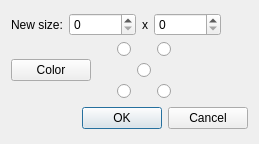
This is src/dialogs/padtosizedialog.ui in classicimageviewer/ClassicImageViewer as Qt 5 draws it before an edit. The edited form follows.
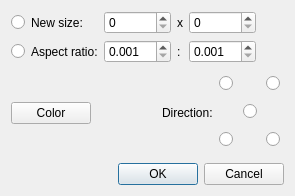
This is the edited form.

Commit message: Pad to size: add aspect ratio option

The edit to the form file:
```diff
--- a/src/dialogs/padtosizedialog.ui
+++ b/src/dialogs/padtosizedialog.ui
@@ -9,8 +9,8 @@
    <rect>
     <x>0</x>
     <y>0</y>
-    <width>259</width>
-    <height>144</height>
+    <width>295</width>
+    <height>196</height>
    </rect>
   </property>
   <property name="windowTitle">
@@ -30,37 +30,98 @@
    <item row="0" column="0">
     <layout class="QVBoxLayout" name="verticalLayout">
      <item>
-      <layout class="QHBoxLayout" name="horizontalLayout">
-       <item>
+      <layout class="QGridLayout" name="gridLayout_3">
+       <item row="0" column="2">
+        <widget class="QSpinBox" name="spinBoxWidth">
+         <property name="maximum">
+          <number>999999</number>
+         </property>
+        </widget>
+       </item>
+       <item row="0" column="5">
+        <spacer name="horizontalSpacer">
+         <property name="orientation">
+          <enum>Qt::Horizontal</enum>
+         </property>
+         <property name="sizeHint" stdset="0">
+          <size>
+           <width>40</width>
+           <height>20</height>
+          </size>
+         </property>
+        </spacer>
+       </item>
+       <item row="0" column="0">
+        <widget class="QRadioButton" name="radioButtonNewSize">
+         <property name="text">
+          <string/>
+         </property>
+        </widget>
+       </item>
+       <item row="0" column="1">
         <widget class="QLabel" name="labelNewSize">
          <property name="text">
           <string>New size:</string>
          </property>
         </widget>
        </item>
-       <item>
-        <widget class="QSpinBox" name="spinBoxWidth">
+       <item row="0" column="4">
+        <widget class="QSpinBox" name="spinBoxHeight">
          <property name="maximum">
           <number>999999</number>
          </property>
         </widget>
        </item>
-       <item>
+       <item row="0" column="3">
         <widget class="QLabel" name="labelX">
          <property name="text">
           <string>x</string>
          </property>
         </widget>
        </item>
-       <item>
-        <widget class="QSpinBox" name="spinBoxHeight">
-         <property name="maximum">
-          <number>999999</number>
+       <item row="1" column="0">
+        <widget class="QRadioButton" name="radioButtonAR">
+         <property name="text">
+          <string/>
          </property>
         </widget>
        </item>
-       <item>
-        <spacer name="horizontalSpacer">
+       <item row="1" column="1">
+        <widget class="QLabel" name="labelAR">
+         <property name="text">
+          <string>Aspect ratio:</string>
+         </property>
+        </widget>
+       </item>
+       <item row="1" column="2">
+        <widget class="QDoubleSpinBox" name="doubleSpinBoxWidthRatio">
+         <property name="decimals">
+          <number>3</number>
+         </property>
+         <property name="minimum">
+          <double>0.001000000000000</double>
+         </property>
+        </widget>
+       </item>
+       <item row="1" column="4">
+        <widget class="QDoubleSpinBox" name="doubleSpinBoxHeightRatio">
+         <property name="decimals">
+          <number>3</number>
+         </property>
+         <property name="minimum">
+          <double>0.001000000000000</double>
+         </property>
+        </widget>
+       </item>
+       <item row="1" column="3">
+        <widget class="QLabel" name="labelColon">
+         <property name="text">
+          <string>:</string>
+         </property>
+        </widget>
+       </item>
+       <item row="1" column="5">
+        <spacer name="horizontalSpacer_4">
          <property name="orientation">
           <enum>Qt::Horizontal</enum>
          </property>
@@ -84,23 +145,71 @@
         </widget>
        </item>
        <item>
-        <spacer name="horizontalSpacer_3">
+        <spacer name="horizontalSpacer_2">
          <property name="orientation">
           <enum>Qt::Horizontal</enum>
          </property>
-         <property name="sizeType">
-          <enum>QSizePolicy::Fixed</enum>
-         </property>
          <property name="sizeHint" stdset="0">
           <size>
-           <width>20</width>
+           <width>40</width>
            <height>20</height>
           </size>
          </property>
         </spacer>
        </item>
+       <item>
+        <widget class="QLabel" name="labelDirection">
+         <property name="text">
+          <string>Direction:</string>
+         </property>
+        </widget>
+       </item>
+       <item>
+        <widget class="QFrame" name="frame">
+         <property name="sizePolicy">
+          <sizepolicy hsizetype="MinimumExpanding" vsizetype="Preferred">
+           <horstretch>0</horstretch>
+           <verstretch>0</verstretch>
+          </sizepolicy>
+         </property>
+         <property name="frameShape">
+          <enum>QFrame::NoFrame</enum>
+         </property>
+         <property name="frameShadow">
+          <enum>QFrame::Plain</enum>
+         </property>
+         <property name="lineWidth">
+          <number>0</number>
+         </property>
+         <layout class="QHBoxLayout" name="horizontalLayout">
+          <property name="leftMargin">
+           <number>0</number>
+          </property>
+          <property name="topMargin">
+           <number>0</number>
+          </property>
+          <property name="rightMargin">
+           <number>0</number>
+          </property>
+          <property name="bottomMargin">
+           <number>0</number>
+          </property>
        <item>
         <layout class="QGridLayout" name="gridLayout">
+            <item row="2" column="2">
+             <widget class="QRadioButton" name="radioButtonRD">
+              <property name="text">
+               <string/>
+              </property>
+             </widget>
+            </item>
+            <item row="1" column="1">
+             <widget class="QRadioButton" name="radioButtonC">
+              <property name="text">
+               <string/>
+              </property>
+             </widget>
+            </item>
          <item row="2" column="0">
           <widget class="QRadioButton" name="radioButtonLD">
            <property name="text">
@@ -108,13 +217,6 @@
            </property>
           </widget>
          </item>
-         <item row="1" column="1">
-          <widget class="QRadioButton" name="radioButtonC">
-           <property name="text">
-            <string/>
-           </property>
-          </widget>
-         </item>
          <item row="0" column="0">
           <widget class="QRadioButton" name="radioButtonLU">
            <property name="text">
@@ -129,27 +231,10 @@
            </property>
           </widget>
          </item>
-         <item row="2" column="2">
-          <widget class="QRadioButton" name="radioButtonRD">
-           <property name="text">
-            <string/>
-           </property>
-          </widget>
-         </item>
-        </layout>
-       </item>
-       <item>
-        <spacer name="horizontalSpacer_2">
-         <property name="orientation">
-          <enum>Qt::Horizontal</enum>
-         </property>
-         <property name="sizeHint" stdset="0">
-          <size>
-           <width>40</width>
-           <height>20</height>
-          </size>
-         </property>
-        </spacer>
+           </layout>
+          </item>
+         </layout>
+        </widget>
        </item>
       </layout>
      </item>
```
Lines whose indentation alone changed are shown as unchanged. The commit also changes 2 other files.
